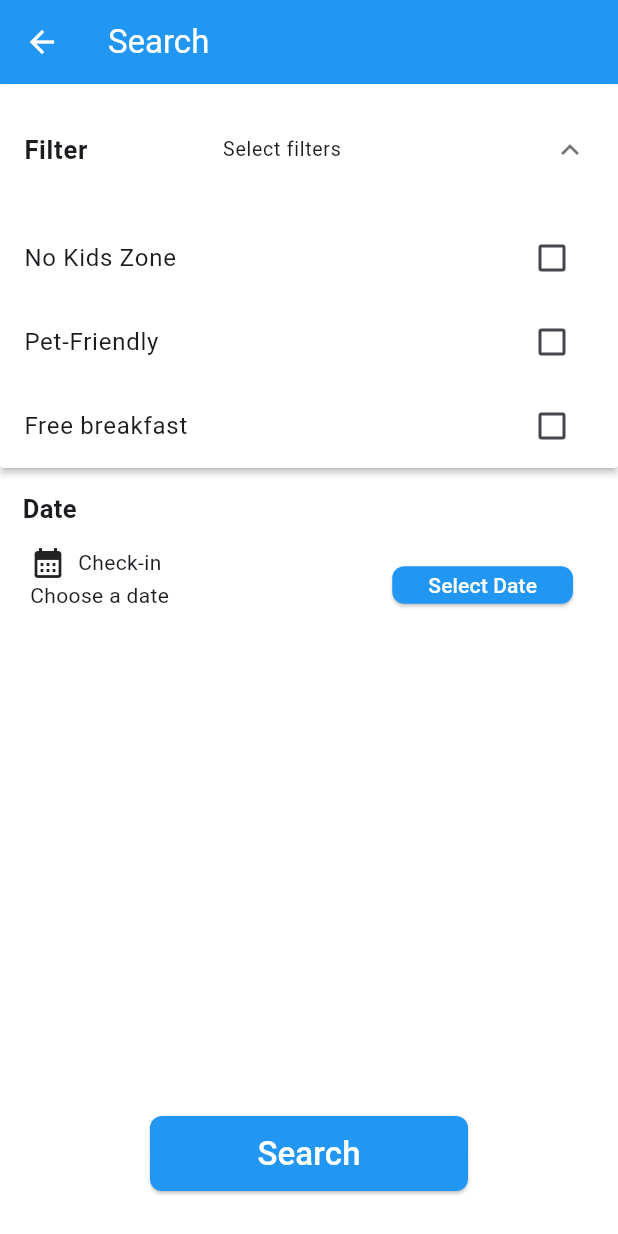
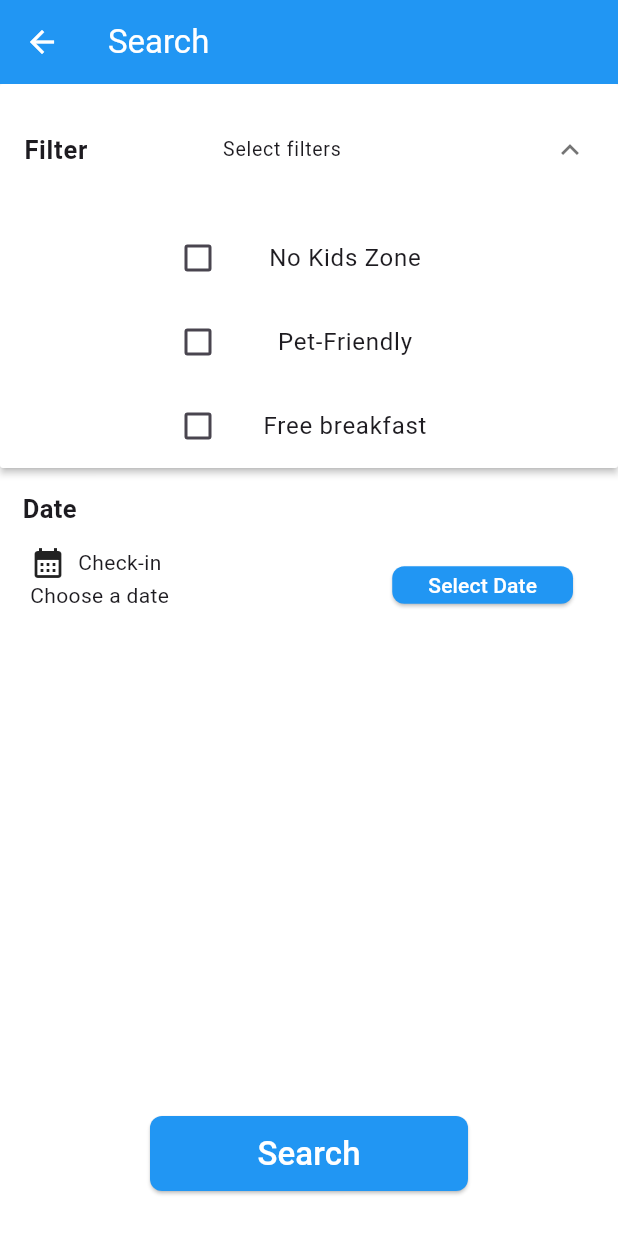
Before and after one commit to 8oo30un/moAppGae_midterm, a Flutter app: the SearchPage screen opened by its route, after a tap on "Filter", on a phone screen of 412 x 824 dp. Run offline on Flutter 3.47's test engine with Material 3 defaults, Android fonts, the phone set to English and light mode, and no system bars; our stand-ins replace animated_text_kit, lottie.

Commit message:
delete: 주석

```diff
--- a/lib/app.dart
+++ b/lib/app.dart
@@ -21,7 +21,7 @@ import 'package:shrine/search.dart';
 import 'home.dart';
 import 'login.dart';
 import 'signUp.dart';
-import 'model/product.dart'; // Ensure this file contains the definition of the Product class
+import 'model/product.dart';
 
 class ShrineApp extends StatelessWidget {
   const ShrineApp({Key? key}) : super(key: key);
--- a/lib/detail.dart
+++ b/lib/detail.dart
@@ -119,9 +119,7 @@ class _DetailPageState extends State<DetailPage> {
                     ],
                   ),
                   const Divider(color: Colors.blue, thickness: 1, height: 20),
-                  Text(
-                      product.description ??
-                          'This is a wonderful hotel with great amenities.',
+                  Text(product.description,
                       style: const TextStyle(
                           fontSize: 16, color: Colors.lightBlue)),
                 ],
--- a/lib/login.dart
+++ b/lib/login.dart
@@ -40,7 +40,7 @@ class _LoginPageState extends State<LoginPage> {
                 const Text('SHRINE'),
               ],
             ),
-            const SizedBox(height: 12.0),
+            const SizedBox(height: 200.0),
             TextField(
               controller: _usernameController,
               decoration: const InputDecoration(
--- a/lib/model/product.dart
+++ b/lib/model/product.dart
@@ -27,14 +27,13 @@ class Product {
   final int id;
   final bool isFeatured;
   final String name;
-  final String location; // Add location to product data
-  final String phoneNumber; // Add phone number to product data
-  final String description; // Add description to product data
+  final String location;
+  final String phoneNumber;
+  final String description;
   final double starCount;
   final String url; // 이미지 경로
 
   String get assetName => url; // 이미지 경로 반환
-  // String get assetPackage => 'assets';
 
   @override
   String toString() => "$name (id=$id)";
--- a/lib/model/products_repository.dart
+++ b/lib/model/products_repository.dart
@@ -20,7 +20,7 @@ class ProductsRepository {
     ),
     const Product(
       id: 1,
-      isFeatured: false,
+      isFeatured: true,
       name: 'Skyline Retreat',
       starCount: 4.0,
       location: 'Gonzalesstad',
--- a/lib/my.dart
+++ b/lib/my.dart
@@ -2,9 +2,11 @@ import 'package:flutter/material.dart';
 import 'package:lottie/lottie.dart';
 import 'model/product.dart';
 import 'detail.dart'; // 호텔 상세 페이지
-import 'model/products_repository.dart'; // ProductsRepository import
+import 'model/products_repository.dart';
 
 class MyPage extends StatefulWidget {
+  const MyPage({super.key});
+
   @override
   _MyPageState createState() => _MyPageState();
 }
@@ -89,7 +91,6 @@ class _MyPageState extends State<MyPage> {
                         },
                         child: Image.asset(
                           hotel.assetName,
-                          // package: hotel.assetPackage,
                           width: double.infinity,
                           height: 180,
                           fit: BoxFit.cover,
--- a/lib/search.dart
+++ b/lib/search.dart
@@ -68,10 +68,19 @@ class _SearchPageState extends State<SearchPage> {
                         ),
                       );
                     },
-                    body: Column(
+                    body: Center(
+                      child: Column(
+                        mainAxisSize: MainAxisSize.min, // 세로 방향 중앙 정렬
                         children: [
-                        CheckboxListTile(
-                          title: const Text('No Kids Zone'),
+                          SizedBox(
+                            width: 220, // 원하는 너비로 제한
+                            child: CheckboxListTile(
+                              controlAffinity:
+                                  ListTileControlAffinity.leading, // 체크박스 왼쪽
+                              title: const Align(
+                                alignment: Alignment.center, // 텍스트 가운데 정렬
+                                child: Text('No Kids Zone'),
+                              ),
                               value: _filterValues[0],
                               onChanged: (bool? value) {
                                 setState(() {
@@ -79,8 +88,15 @@ class _SearchPageState extends State<SearchPage> {
                                 });
                               },
                             ),
-                        CheckboxListTile(
-                          title: const Text('Pet-Friendly'),
+                          ),
+                          SizedBox(
+                            width: 220,
+                            child: CheckboxListTile(
+                              controlAffinity: ListTileControlAffinity.leading,
+                              title: const Align(
+                                alignment: Alignment.center,
+                                child: Text('Pet-Friendly'),
+                              ),
                               value: _filterValues[1],
                               onChanged: (bool? value) {
                                 setState(() {
@@ -88,8 +104,15 @@ class _SearchPageState extends State<SearchPage> {
                                 });
                               },
                             ),
-                        CheckboxListTile(
-                          title: const Text('Free breakfast'),
+                          ),
+                          SizedBox(
+                            width: 220,
+                            child: CheckboxListTile(
+                              controlAffinity: ListTileControlAffinity.leading,
+                              title: const Align(
+                                alignment: Alignment.center,
+                                child: Text('Free breakfast'),
+                              ),
                               value: _filterValues[2],
                               onChanged: (bool? value) {
                                 setState(() {
@@ -97,7 +120,9 @@ class _SearchPageState extends State<SearchPage> {
                                 });
                               },
                             ),
+                          ),
                         ],
+                      ),
                     ),
                     isExpanded: _isExpand[0],
                     canTapOnHeader: true,
@@ -310,7 +335,7 @@ class _SearchPageState extends State<SearchPage> {
                                       const EdgeInsets.fromLTRB(22.5, 8, 20, 8),
                                   child: ElevatedButton(
                                     child: const Text(
-                                      'OK',
+                                      'Search',
                                       style: TextStyle(
                                         color: Colors.white,
                                       ),
--- a/lib/supplemental/product_card.dart
+++ b/lib/supplemental/product_card.dart
@@ -36,7 +36,6 @@ class ProductCard extends StatelessWidget {
 
     final imageWidget = Image.asset(
       product.assetName,
-      // package: product.assetPackage,
       fit: BoxFit.cover,
     );
 
--- a/lib/supplemental/product_columns.dart
+++ b/lib/supplemental/product_columns.dart
@@ -35,10 +35,8 @@ class TwoProductCardColumn extends StatelessWidget {
 
       double heightOfCards = (constraints.biggest.height - spacerHeight) / 2.0;
       double heightOfImages = heightOfCards - ProductCard.kTextBoxHeight;
-      // TODO: Change imageAspectRatio calculation (104)
       double imageAspectRatio = constraints.biggest.width / heightOfImages;
 
-      // TODO: Replace Column with a ListView (104)
       return Column(
         mainAxisAlignment: MainAxisAlignment.center,
         crossAxisAlignment: CrossAxisAlignment.center,
@@ -76,7 +74,6 @@ class OneProductCardColumn extends StatelessWidget {
 
   @override
   Widget build(BuildContext context) {
-    // TODO: Replace Column with a ListView (104)
     return Column(
       mainAxisAlignment: MainAxisAlignment.end,
       children: <Widget>[
```
Also changed, not shown: lib/home.dart (+2 -6 lines), lib/signUp.dart (+21 -19 lines). Lines whose indentation alone changed are shown as unchanged.
